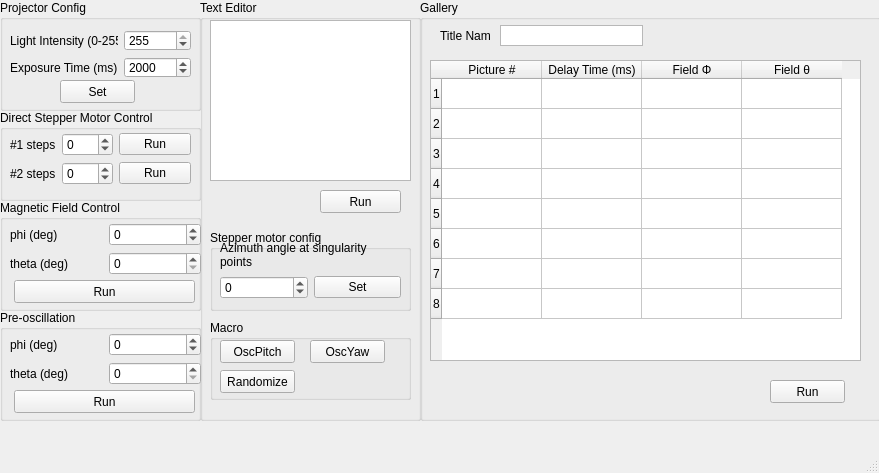
Old version of the form pycrafter4500_stepper-based-master/client side/mainwindow.ui in the repository ZhaoxinLee/MagRobotPrinter.
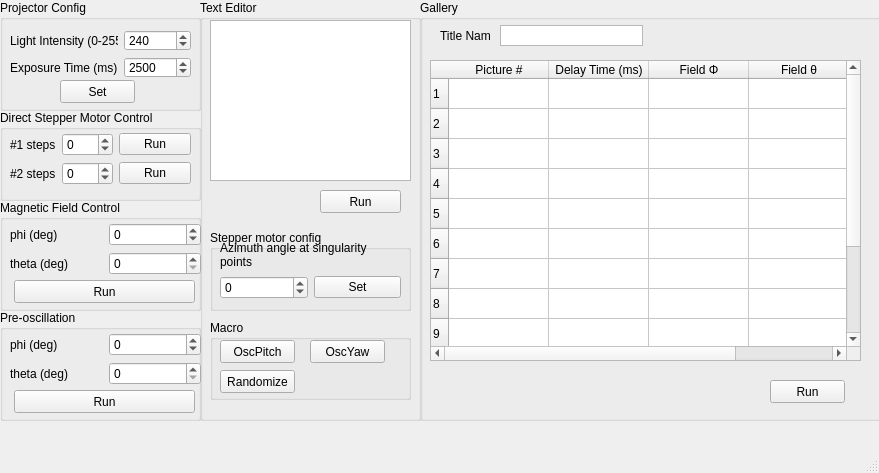
New version of the form.

```diff
--- a/pycrafter4500_stepper-based-master/client side/mainwindow.ui
+++ b/pycrafter4500_stepper-based-master/client side/mainwindow.ui
@@ -65,7 +65,7 @@
          <number>255</number>
         </property>
         <property name="value">
-         <number>255</number>
+         <number>240</number>
         </property>
         <property name="displayIntegerBase">
          <number>10</number>
@@ -85,7 +85,7 @@
          <number>600000</number>
         </property>
         <property name="value">
-         <number>2000</number>
+         <number>2500</number>
         </property>
        </widget>
       </item>
@@ -442,6 +442,26 @@
        <string>8</string>
       </property>
      </row>
+     <row>
+      <property name="text">
+       <string>9</string>
+      </property>
+     </row>
+     <row>
+      <property name="text">
+       <string>10</string>
+      </property>
+     </row>
+     <row>
+      <property name="text">
+       <string>11</string>
+      </property>
+     </row>
+     <row>
+      <property name="text">
+       <string>12</string>
+      </property>
+     </row>
      <column>
       <property name="text">
        <string>Picture #</string>
```
